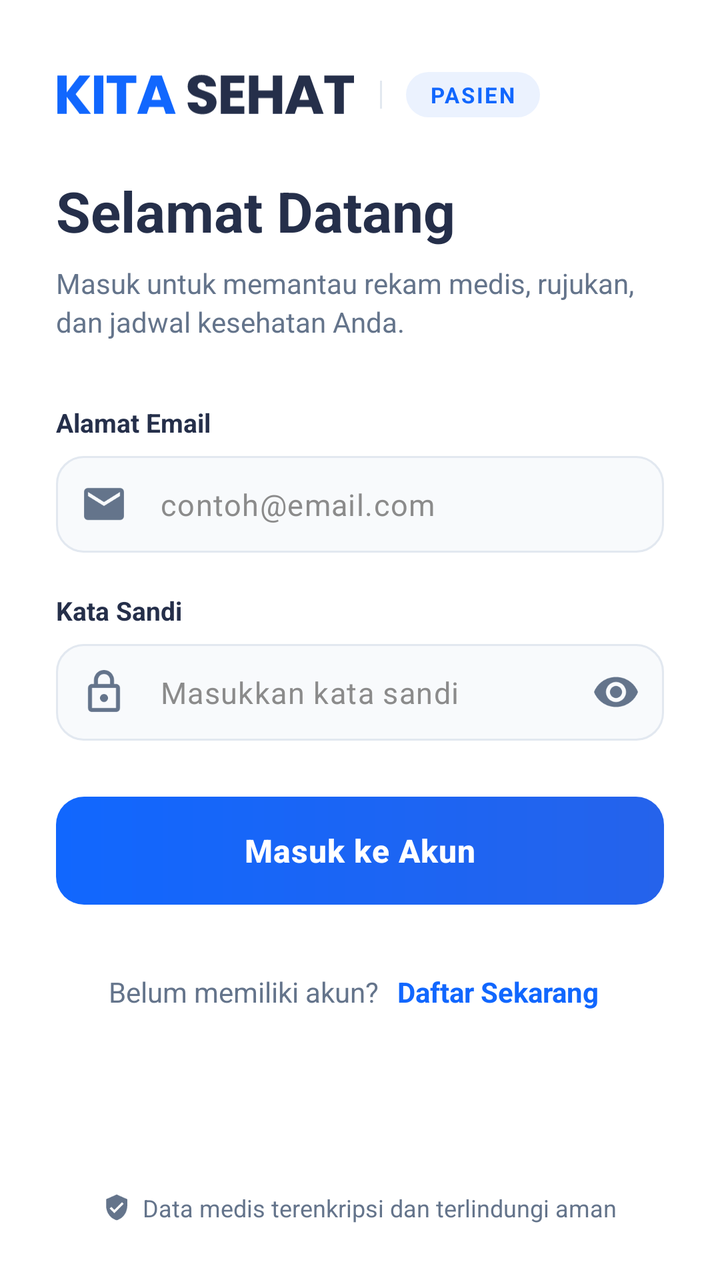
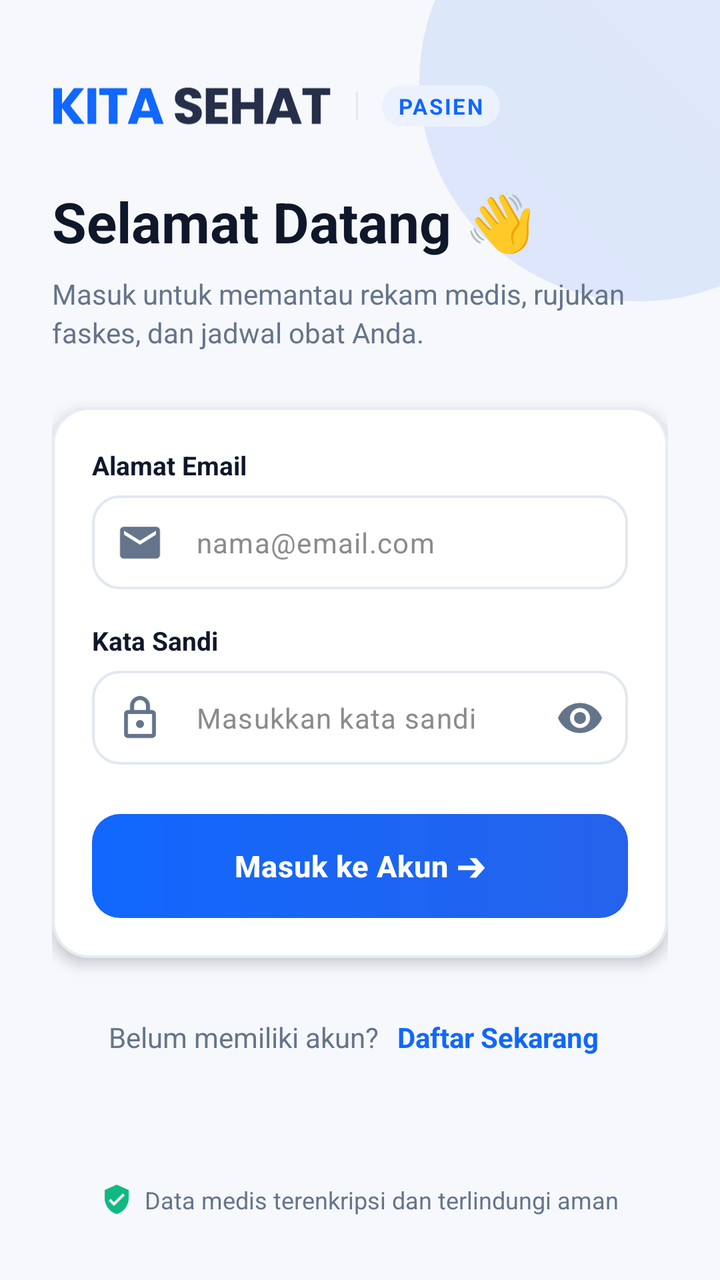

Before-and-after screenshots of an Android layout around one commit, followed by the original layout XML and the change that was made.
<!-- AndroidManifest.xml: application theme Theme.PatientMobileApp -->
<!-- res/layout/activity_login.xml -->
<?xml version="1.0" encoding="utf-8"?>
<androidx.constraintlayout.widget.ConstraintLayout xmlns:android="http://schemas.android.com/apk/res/android"
    xmlns:app="http://schemas.android.com/apk/res-auto"
    xmlns:tools="http://schemas.android.com/tools"
    android:id="@+id/main"
    android:layout_width="match_parent"
    android:layout_height="match_parent"
    android:background="@color/white"
    tools:context=".LoginActivity">

    <ScrollView
        android:layout_width="match_parent"
        android:layout_height="match_parent"
        android:fillViewport="true"
        android:scrollbars="none"
        app:layout_constraintTop_toTopOf="parent"
        app:layout_constraintBottom_toBottomOf="parent"
        app:layout_constraintStart_toStartOf="parent"
        app:layout_constraintEnd_toEndOf="parent">

        <LinearLayout
            android:layout_width="match_parent"
            android:layout_height="wrap_content"
            android:orientation="vertical"
            android:paddingHorizontal="28dp"
            android:paddingTop="36dp"
            android:paddingBottom="28dp">

            
            <LinearLayout
                android:layout_width="wrap_content"
                android:layout_height="wrap_content"
                android:orientation="horizontal"
                android:gravity="center_vertical"
                android:layout_marginBottom="28dp">

                <ImageView
                    android:id="@+id/imageView2"
                    android:layout_width="150dp"
                    android:layout_height="22dp"
                    android:adjustViewBounds="true"
                    android:src="@drawable/kita_sehat"
                    android:contentDescription="Kita Sehat" />

                <View
                    android:layout_width="1dp"
                    android:layout_height="14dp"
                    android:layout_marginHorizontal="12dp"
                    android:background="@color/inputBorder" />

                <TextView
                    android:layout_width="wrap_content"
                    android:layout_height="wrap_content"
                    android:background="@drawable/badge_blue_light"
                    android:text="PASIEN"
                    android:textColor="@color/biruNeon"
                    android:textSize="11sp"
                    android:textStyle="bold"
                    android:letterSpacing="0.08" />
            </LinearLayout>

            
            <TextView
                android:id="@+id/textView"
                android:layout_width="wrap_content"
                android:layout_height="wrap_content"
                android:text="Selamat Datang"
                android:textColor="@color/biruTua"
                android:textSize="28sp"
                android:textStyle="bold" />

            <TextView
                android:layout_width="wrap_content"
                android:layout_height="wrap_content"
                android:layout_marginTop="8dp"
                android:layout_marginBottom="32dp"
                android:text="Masuk untuk memantau rekam medis, rujukan, dan jadwal kesehatan Anda."
                android:textColor="@color/textSecondary"
                android:textSize="14sp"
                android:lineSpacingExtra="3dp" />

            
            <TextView
                android:id="@+id/textView11"
                android:layout_width="wrap_content"
                android:layout_height="wrap_content"
                android:layout_marginBottom="8dp"
                android:text="Alamat Email"
                android:textColor="@color/biruTua"
                android:textSize="13sp"
                android:textStyle="bold" />

            <com.google.android.material.textfield.TextInputLayout
                android:id="@+id/tilEmail"
                style="@style/Widget.Material3.TextInputLayout.OutlinedBox"
                android:layout_width="match_parent"
                android:layout_height="wrap_content"
                android:layout_marginBottom="20dp"
                app:boxBackgroundColor="@color/inputFill"
                app:boxCornerRadiusBottomEnd="14dp"
                app:boxCornerRadiusBottomStart="14dp"
                app:boxCornerRadiusTopEnd="14dp"
                app:boxCornerRadiusTopStart="14dp"
                app:boxStrokeColor="@color/selector_input_stroke"
                app:boxStrokeWidth="1dp"
                app:boxStrokeWidthFocused="1.8dp"
                app:hintEnabled="false"
                app:startIconDrawable="@drawable/ic_mail_outline"
                app:startIconTint="@color/selector_input_icon">

                <com.google.android.material.textfield.TextInputEditText
                    android:id="@+id/editTextTextEmailAddress"
                    android:layout_width="match_parent"
                    android:layout_height="wrap_content"
                    android:hint="contoh@email.com"
                    android:inputType="textEmailAddress"
                    android:paddingVertical="14dp"
                    android:textColor="@color/textPrimary"
                    android:textColorHint="@color/abuMuda"
                    android:textSize="15sp" />
            </com.google.android.material.textfield.TextInputLayout>

            
            <TextView
                android:id="@+id/textView13"
                android:layout_width="wrap_content"
                android:layout_height="wrap_content"
                android:layout_marginBottom="8dp"
                android:text="Kata Sandi"
                android:textColor="@color/biruTua"
                android:textSize="13sp"
                android:textStyle="bold" />

            <com.google.android.material.textfield.TextInputLayout
                android:id="@+id/tilPassword"
                style="@style/Widget.Material3.TextInputLayout.OutlinedBox"
                android:layout_width="match_parent"
                android:layout_height="wrap_content"
                android:layout_marginBottom="28dp"
                app:boxBackgroundColor="@color/inputFill"
                app:boxCornerRadiusBottomEnd="14dp"
                app:boxCornerRadiusBottomStart="14dp"
                app:boxCornerRadiusTopEnd="14dp"
                app:boxCornerRadiusTopStart="14dp"
                app:boxStrokeColor="@color/selector_input_stroke"
                app:boxStrokeWidth="1dp"
                app:boxStrokeWidthFocused="1.8dp"
                app:endIconMode="password_toggle"
                app:endIconTint="@color/selector_input_icon"
                app:hintEnabled="false"
                app:startIconDrawable="@drawable/ic_lock_outline"
                app:startIconTint="@color/selector_input_icon">

                <com.google.android.material.textfield.TextInputEditText
                    android:id="@+id/editTextTextPassword"
                    android:layout_width="match_parent"
                    android:layout_height="wrap_content"
                    android:hint="Masukkan kata sandi"
                    android:inputType="textPassword"
                    android:paddingVertical="14dp"
                    android:textColor="@color/textPrimary"
                    android:textColorHint="@color/abuMuda"
                    android:textSize="15sp" />
            </com.google.android.material.textfield.TextInputLayout>

            
            <com.google.android.material.button.MaterialButton
                android:id="@+id/button"
                android:layout_width="match_parent"
                android:layout_height="54dp"
                android:background="@drawable/button_login_modern"
                app:backgroundTint="@null"
                android:text="Masuk ke Akun"
                android:textColor="@color/white"
                android:textSize="16sp"
                android:textStyle="bold"
                android:letterSpacing="0.02"
                app:cornerRadius="14dp" />

            
            <LinearLayout
                android:layout_width="wrap_content"
                android:layout_height="wrap_content"
                android:layout_gravity="center_horizontal"
                android:layout_marginTop="28dp"
                android:gravity="center_vertical"
                android:orientation="horizontal">

                <TextView
                    android:id="@+id/regisfirst"
                    android:layout_width="wrap_content"
                    android:layout_height="wrap_content"
                    android:text="Belum memiliki akun? "
                    android:textColor="@color/textSecondary"
                    android:textSize="14sp" />

                <TextView
                    android:id="@+id/regisdulu"
                    android:layout_width="wrap_content"
                    android:layout_height="wrap_content"
                    android:padding="6dp"
                    android:text="Daftar Sekarang"
                    android:textColor="@color/biruNeon"
                    android:textSize="14sp"
                    android:textStyle="bold" />
            </LinearLayout>

            
            <View
                android:layout_width="match_parent"
                android:layout_height="0dp"
                android:layout_weight="1"
                android:minHeight="36dp" />

            
            <LinearLayout
                android:layout_width="wrap_content"
                android:layout_height="wrap_content"
                android:layout_gravity="center_horizontal"
                android:layout_marginTop="16dp"
                android:gravity="center_vertical"
                android:orientation="horizontal">

                <ImageView
                    android:layout_width="14dp"
                    android:layout_height="14dp"
                    android:layout_marginEnd="6dp"
                    android:src="@drawable/ic_shield_check"
                    android:contentDescription="Terkunci Aman" />

                <TextView
                    android:layout_width="wrap_content"
                    android:layout_height="wrap_content"
                    android:text="Data medis terenkripsi dan terlindungi aman"
                    android:textColor="@color/textSecondary"
                    android:textSize="12sp" />
            </LinearLayout>
        </LinearLayout>
    </ScrollView>
</androidx.constraintlayout.widget.ConstraintLayout>
<!-- resources referenced by this layout -->
<resources>
  <color name="abuMuda">#8B8B8B</color>
  <color name="biruNeon">#1167FE</color>
  <color name="biruTua">#252F4A</color>
  <color name="inputBorder">#E2E8F0</color>
  <color name="inputFill">#F8FAFC</color>
  <color name="textPrimary">#1E293B</color>
  <color name="textSecondary">#64748B</color>
  <color name="white">#FFFFFFFF</color>
  <!-- drawable badge_blue_light (drawable) -->
  <?xml version="1.0" encoding="utf-8"?>
  <shape xmlns:android="http://schemas.android.com/apk/res/android"
      android:shape="rectangle">
      <solid android:color="@color/biruPill" />
      <corners android:radius="20dp" />
      <padding
          android:left="12dp"
          android:top="4dp"
          android:right="12dp"
          android:bottom="4dp" />
  </shape>
  <!-- drawable button_login_modern (drawable) -->
  <?xml version="1.0" encoding="utf-8"?>
  <ripple xmlns:android="http://schemas.android.com/apk/res/android"
      android:color="#33FFFFFF">
      <item>
          <shape android:shape="rectangle">
              <gradient
                  android:angle="0"
                  android:startColor="#1167FE"
                  android:endColor="#2563EB"
                  android:type="linear" />
              <corners android:radius="14dp" />
          </shape>
      </item>
  </ripple>
  <!-- drawable ic_mail_outline (drawable) -->
  <vector xmlns:android="http://schemas.android.com/apk/res/android"
      android:width="24dp"
      android:height="24dp"
      android:viewportWidth="24"
      android:viewportHeight="24">
    <path
        android:fillColor="#1167FE"
        android:pathData="M20,4H4C2.9,4 2.01,4.9 2.01,6L2,18C2,19.1 2.9,20 4,20H20C21.1,20 22,19.1 22,18V6C22,4.9 21.1,4 20,4ZM20,8L12,13L4,8V6L12,11L20,6V8Z"/>
  </vector>
  <!-- drawable ic_shield_check (drawable) -->
  <vector xmlns:android="http://schemas.android.com/apk/res/android"
      android:width="16dp"
      android:height="16dp"
      android:viewportWidth="24"
      android:viewportHeight="24">
    <path
        android:fillColor="#64748B"
        android:pathData="M12,1L3,5V11C3,16.55 6.84,21.74 12,23C17.16,21.74 21,16.55 21,11V5L12,1ZM10,17L6,13L7.41,11.59L10,14.17L16.59,7.58L18,9L10,17Z"/>
  </vector>
  <style name="Theme.PatientMobileApp" parent="Base.Theme.PatientMobileApp" />
  <color name="biruPill">#EBF2FE</color>
  <style name="Base.Theme.PatientMobileApp" parent="Theme.Material3.DayNight.NoActionBar">
          
          <item name="colorPrimary">@color/biruTua</item>
          <item name="actionBarTheme">@style/ThemeOverlay.Material3.ActionBar</item>
          <item name="android:windowBackground">@color/abu</item>
          <item name="android:forceDarkAllowed" tools:targetApi="q">false</item>
      </style>
  <color name="abu">#F0F4F8</color>
  <!-- unchanged entries left out for length: 2 -->
</resources>

<!-- the commit's change to res/layout/activity_login.xml (unified diff, before → after) -->
@@ -5,42 +5,56 @@
     android:id="@+id/main"
     android:layout_width="match_parent"
     android:layout_height="match_parent"
-    android:background="@color/white"
+    android:background="@color/bg_main"
     tools:context=".LoginActivity">
 
+    
+    <View
+        android:layout_width="220dp"
+        android:layout_height="220dp"
+        android:layout_marginTop="-70dp"
+        android:layout_marginEnd="-70dp"
+        android:background="@drawable/shape_circle_blue"
+        android:alpha="0.12"
+        app:layout_constraintEnd_toEndOf="parent"
+        app:layout_constraintTop_toTopOf="parent" />
+
     <ScrollView
+        android:id="@+id/loginScrollView"
         android:layout_width="match_parent"
         android:layout_height="match_parent"
         android:fillViewport="true"
+        android:overScrollMode="ifContentScrolls"
         android:scrollbars="none"
-        app:layout_constraintTop_toTopOf="parent"
         app:layout_constraintBottom_toBottomOf="parent"
+        app:layout_constraintEnd_toEndOf="parent"
         app:layout_constraintStart_toStartOf="parent"
-        app:layout_constraintEnd_toEndOf="parent">
+        app:layout_constraintTop_toTopOf="parent">
 
         <LinearLayout
             android:layout_width="match_parent"
             android:layout_height="wrap_content"
             android:orientation="vertical"
-            android:paddingHorizontal="28dp"
-            android:paddingTop="36dp"
-            android:paddingBottom="28dp">
-
-            
-            <LinearLayout
+            android:paddingHorizontal="26dp"
+            android:paddingTop="42dp"
+            android:paddingBottom="32dp">
+
+            
+            <LinearLayout
+                android:id="@+id/loginBrandRow"
                 android:layout_width="wrap_content"
                 android:layout_height="wrap_content"
-                android:orientation="horizontal"
+                android:layout_marginBottom="28dp"
                 android:gravity="center_vertical"
-                android:layout_marginBottom="28dp">
+                android:orientation="horizontal">
 
                 <ImageView
                     android:id="@+id/imageView2"
-                    android:layout_width="150dp"
+                    android:layout_width="140dp"
                     android:layout_height="22dp"
                     android:adjustViewBounds="true"
-                    android:src="@drawable/kita_sehat"
-                    android:contentDescription="Kita Sehat" />
+                    android:contentDescription="Kita Sehat"
+                    android:src="@drawable/kita_sehat" />
 
                 <View
                     android:layout_width="1dp"
@@ -52,137 +66,161 @@
                     android:layout_width="wrap_content"
                     android:layout_height="wrap_content"
                     android:background="@drawable/badge_blue_light"
+                    android:letterSpacing="0.08"
+                    android:paddingHorizontal="8dp"
+                    android:paddingVertical="3dp"
                     android:text="PASIEN"
                     android:textColor="@color/biruNeon"
                     android:textSize="11sp"
+                    android:textStyle="bold" />
+            </LinearLayout>
+
+            
+            <LinearLayout
+                android:id="@+id/loginHeadlineSection"
+                android:layout_width="match_parent"
+                android:layout_height="wrap_content"
+                android:orientation="vertical">
+
+                <TextView
+                    android:id="@+id/textView"
+                    android:layout_width="wrap_content"
+                    android:layout_height="wrap_content"
+                    android:text="Selamat Datang 👋"
+                    android:textColor="@color/textPrimary"
+                    android:textSize="28sp"
+                    android:textStyle="bold" />
+
+                <TextView
+                    android:layout_width="wrap_content"
+                    android:layout_height="wrap_content"
+                    android:layout_marginTop="8dp"
+                    android:layout_marginBottom="28dp"
+                    android:lineSpacingExtra="3dp"
+                    android:text="Masuk untuk memantau rekam medis, rujukan faskes, dan jadwal obat Anda."
+                    android:textColor="@color/textSecondary"
+                    android:textSize="14sp" />
+            </LinearLayout>
+
+            
+            <LinearLayout
+                android:id="@+id/loginCardContainer"
+                android:layout_width="match_parent"
+                android:layout_height="wrap_content"
+                android:background="@drawable/shape_bulletin_card"
+                android:elevation="4dp"
+                android:orientation="vertical"
+                android:padding="20dp">
+
+                
+                <TextView
+                    android:id="@+id/textView11"
+                    android:layout_width="wrap_content"
+                    android:layout_height="wrap_content"
+                    android:layout_marginBottom="6dp"
+                    android:text="Alamat Email"
+                    android:textColor="@color/textPrimary"
+                    android:textSize="13sp"
+                    android:textStyle="bold" />
+
+                <com.google.android.material.textfield.TextInputLayout
+                    android:id="@+id/tilEmail"
+                    style="@style/Widget.Material3.TextInputLayout.OutlinedBox"
+                    android:layout_width="match_parent"
+                    android:layout_height="wrap_content"
+                    android:layout_marginBottom="16dp"
+                    app:boxBackgroundColor="@color/white"
+                    app:boxCornerRadiusBottomEnd="14dp"
+                    app:boxCornerRadiusBottomStart="14dp"
+                    app:boxCornerRadiusTopEnd="14dp"
+                    app:boxCornerRadiusTopStart="14dp"
+                    app:boxStrokeColor="@color/selector_input_stroke"
+                    app:boxStrokeWidth="1.2dp"
+                    app:boxStrokeWidthFocused="1.8dp"
+                    app:hintEnabled="false"
+                    app:startIconDrawable="@drawable/ic_mail_outline"
+                    app:startIconTint="@color/selector_input_icon">
+
+                    <com.google.android.material.textfield.TextInputEditText
+                        android:id="@+id/editTextTextEmailAddress"
+                        android:layout_width="match_parent"
+                        android:layout_height="wrap_content"
+                        android:hint="nama@email.com"
+                        android:inputType="textEmailAddress"
+                        android:paddingVertical="14dp"
+                        android:textColor="@color/textPrimary"
+                        android:textColorHint="@color/abuMuda"
+                        android:textSize="14sp" />
+                </com.google.android.material.textfield.TextInputLayout>
+
+                
+                <TextView
+                    android:id="@+id/textView13"
+                    android:layout_width="wrap_content"
+                    android:layout_height="wrap_content"
+                    android:layout_marginBottom="6dp"
+                    android:text="Kata Sandi"
+                    android:textColor="@color/textPrimary"
+                    android:textSize="13sp"
+                    android:textStyle="bold" />
+
+                <com.google.android.material.textfield.TextInputLayout
+                    android:id="@+id/tilPassword"
+                    style="@style/Widget.Material3.TextInputLayout.OutlinedBox"
+                    android:layout_width="match_parent"
+                    android:layout_height="wrap_content"
+                    android:layout_marginBottom="24dp"
+                    app:boxBackgroundColor="@color/white"
+                    app:boxCornerRadiusBottomEnd="14dp"
+                    app:boxCornerRadiusBottomStart="14dp"
+                    app:boxCornerRadiusTopEnd="14dp"
+                    app:boxCornerRadiusTopStart="14dp"
+                    app:boxStrokeColor="@color/selector_input_stroke"
+                    app:boxStrokeWidth="1.2dp"
+                    app:boxStrokeWidthFocused="1.8dp"
+                    app:endIconMode="password_toggle"
+                    app:endIconTint="@color/selector_input_icon"
+                    app:hintEnabled="false"
+                    app:startIconDrawable="@drawable/ic_lock_outline"
+                    app:startIconTint="@color/selector_input_icon">
+
+                    <com.google.android.material.textfield.TextInputEditText
+                        android:id="@+id/editTextTextPassword"
+                        android:layout_width="match_parent"
+                        android:layout_height="wrap_content"
+                        android:hint="Masukkan kata sandi"
+                        android:inputType="textPassword"
+                        android:paddingVertical="14dp"
+                        android:textColor="@color/textPrimary"
+                        android:textColorHint="@color/abuMuda"
+                        android:textSize="14sp" />
+                </com.google.android.material.textfield.TextInputLayout>
+
+                
+                <com.google.android.material.button.MaterialButton
+                    android:id="@+id/button"
+                    android:layout_width="match_parent"
+                    android:layout_height="52dp"
+                    android:background="@drawable/button_login_modern"
+                    android:elevation="4dp"
+                    android:letterSpacing="0.02"
+                    android:text="Masuk ke Akun ➔"
+                    android:textAllCaps="false"
+                    android:textColor="@color/white"
+                    android:textSize="15sp"
                     android:textStyle="bold"
-                    android:letterSpacing="0.08" />
-            </LinearLayout>
-
-            
-            <TextView
-                android:id="@+id/textView"
+                    app:backgroundTint="@null"
+                    app:cornerRadius="14dp" />
+
+            </LinearLayout>
+
+            
+            <LinearLayout
+                android:id="@+id/loginRegisterRow"
                 android:layout_width="wrap_content"
                 android:layout_height="wrap_content"
-                android:text="Selamat Datang"
-                android:textColor="@color/biruTua"
-                android:textSize="28sp"
-                android:textStyle="bold" />
-
-            <TextView
-                android:layout_width="wrap_content"
-                android:layout_height="wrap_content"
-                android:layout_marginTop="8dp"
-                android:layout_marginBottom="32dp"
-                android:text="Masuk untuk memantau rekam medis, rujukan, dan jadwal kesehatan Anda."
-                android:textColor="@color/textSecondary"
-                android:textSize="14sp"
-                android:lineSpacingExtra="3dp" />
-
-            
-            <TextView
-                android:id="@+id/textView11"
-                android:layout_width="wrap_content"
-                android:layout_height="wrap_content"
-                android:layout_marginBottom="8dp"
-                android:text="Alamat Email"
-                android:textColor="@color/biruTua"
-                android:textSize="13sp"
-                android:textStyle="bold" />
-
-            <com.google.android.material.textfield.TextInputLayout
-                android:id="@+id/tilEmail"
-                style="@style/Widget.Material3.TextInputLayout.OutlinedBox"
-                android:layout_width="match_parent"
-                android:layout_height="wrap_content"
-                android:layout_marginBottom="20dp"
-                app:boxBackgroundColor="@color/inputFill"
-                app:boxCornerRadiusBottomEnd="14dp"
-                app:boxCornerRadiusBottomStart="14dp"
-                app:boxCornerRadiusTopEnd="14dp"
-                app:boxCornerRadiusTopStart="14dp"
-                app:boxStrokeColor="@color/selector_input_stroke"
-                app:boxStrokeWidth="1dp"
-                app:boxStrokeWidthFocused="1.8dp"
-                app:hintEnabled="false"
-                app:startIconDrawable="@drawable/ic_mail_outline"
-                app:startIconTint="@color/selector_input_icon">
-
-                <com.google.android.material.textfield.TextInputEditText
-                    android:id="@+id/editTextTextEmailAddress"
-                    android:layout_width="match_parent"
-                    android:layout_height="wrap_content"
-                    android:hint="contoh@email.com"
-                    android:inputType="textEmailAddress"
-                    android:paddingVertical="14dp"
-                    android:textColor="@color/textPrimary"
-                    android:textColorHint="@color/abuMuda"
-                    android:textSize="15sp" />
-            </com.google.android.material.textfield.TextInputLayout>
-
-            
-            <TextView
-                android:id="@+id/textView13"
-                android:layout_width="wrap_content"
-                android:layout_height="wrap_content"
-                android:layout_marginBottom="8dp"
-                android:text="Kata Sandi"
-                android:textColor="@color/biruTua"
-                android:textSize="13sp"
-                android:textStyle="bold" />
-
-            <com.google.android.material.textfield.TextInputLayout
-                android:id="@+id/tilPassword"
-                style="@style/Widget.Material3.TextInputLayout.OutlinedBox"
-                android:layout_width="match_parent"
-                android:layout_height="wrap_content"
-                android:layout_marginBottom="28dp"
-                app:boxBackgroundColor="@color/inputFill"
-                app:boxCornerRadiusBottomEnd="14dp"
-                app:boxCornerRadiusBottomStart="14dp"
-                app:boxCornerRadiusTopEnd="14dp"
-                app:boxCornerRadiusTopStart="14dp"
-                app:boxStrokeColor="@color/selector_input_stroke"
-                app:boxStrokeWidth="1dp"
-                app:boxStrokeWidthFocused="1.8dp"
-                app:endIconMode="password_toggle"
-                app:endIconTint="@color/selector_input_icon"
-                app:hintEnabled="false"
-                app:startIconDrawable="@drawable/ic_lock_outline"
-                app:startIconTint="@color/selector_input_icon">
-
-                <com.google.android.material.textfield.TextInputEditText
-                    android:id="@+id/editTextTextPassword"
-                    android:layout_width="match_parent"
-                    android:layout_height="wrap_content"
-                    android:hint="Masukkan kata sandi"
-                    android:inputType="textPassword"
-                    android:paddingVertical="14dp"
-                    android:textColor="@color/textPrimary"
-                    android:textColorHint="@color/abuMuda"
-                    android:textSize="15sp" />
-            </com.google.android.material.textfield.TextInputLayout>
-
-            
-            <com.google.android.material.button.MaterialButton
-                android:id="@+id/button"
-                android:layout_width="match_parent"
-                android:layout_height="54dp"
-                android:background="@drawable/button_login_modern"
-                app:backgroundTint="@null"
-                android:text="Masuk ke Akun"
-                android:textColor="@color/white"
-                android:textSize="16sp"
-                android:textStyle="bold"
-                android:letterSpacing="0.02"
-                app:cornerRadius="14dp" />
-
-            
-            <LinearLayout
-                android:layout_width="wrap_content"
-                android:layout_height="wrap_content"
                 android:layout_gravity="center_horizontal"
-                android:layout_marginTop="28dp"
+                android:layout_marginTop="24dp"
                 android:gravity="center_vertical"
                 android:orientation="horizontal">
 
@@ -198,6 +236,9 @@
                     android:id="@+id/regisdulu"
                     android:layout_width="wrap_content"
                     android:layout_height="wrap_content"
+                    android:background="?attr/selectableItemBackgroundBorderless"
+                    android:clickable="true"
+                    android:focusable="true"
                     android:padding="6dp"
                     android:text="Daftar Sekarang"
                     android:textColor="@color/biruNeon"
@@ -210,7 +251,7 @@
                 android:layout_width="match_parent"
                 android:layout_height="0dp"
                 android:layout_weight="1"
-                android:minHeight="36dp" />
+                android:minHeight="28dp" />
 
             
             <LinearLayout
@@ -222,11 +263,12 @@
                 android:orientation="horizontal">
 
                 <ImageView
-                    android:layout_width="14dp"
-                    android:layout_height="14dp"
+                    android:layout_width="16dp"
+                    android:layout_height="16dp"
                     android:layout_marginEnd="6dp"
+                    android:contentDescription="Terkunci Aman"
                     android:src="@drawable/ic_shield_check"
-                    android:contentDescription="Terkunci Aman" />
+                    app:tint="@color/feature_emerald_start" />
 
                 <TextView
                     android:layout_width="wrap_content"
@@ -237,4 +279,5 @@
             </LinearLayout>
         </LinearLayout>
     </ScrollView>
+
 </androidx.constraintlayout.widget.ConstraintLayout>
<!-- resource entries referenced after the edit -->
@@ -1,11 +1,11 @@
 <!-- resources referenced by this layout -->
 <resources>
   <color name="abuMuda">#8B8B8B</color>
+  <color name="bg_main">#F6F8FC</color>
   <color name="biruNeon">#1167FE</color>
-  <color name="biruTua">#252F4A</color>
+  <color name="feature_emerald_start">#10B981</color>
   <color name="inputBorder">#E2E8F0</color>
-  <color name="inputFill">#F8FAFC</color>
-  <color name="textPrimary">#1E293B</color>
+  <color name="textPrimary">#0F172A</color>
   <color name="textSecondary">#64748B</color>
   <color name="white">#FFFFFFFF</color>
   <!-- drawable badge_blue_light (drawable) -->
@@ -55,16 +55,46 @@
         android:fillColor="#64748B"
         android:pathData="M12,1L3,5V11C3,16.55 6.84,21.74 12,23C17.16,21.74 21,16.55 21,11V5L12,1ZM10,17L6,13L7.41,11.59L10,14.17L16.59,7.58L18,9L10,17Z"/>
   </vector>
+  <!-- drawable shape_bulletin_card (drawable) -->
+  <?xml version="1.0" encoding="utf-8"?>
+  <ripple xmlns:android="http://schemas.android.com/apk/res/android"
+      android:color="#152563EB">
+      <item>
+          <shape android:shape="rectangle">
+              <solid android:color="@color/card_bg_pure" />
+              <corners android:radius="18dp" />
+              <stroke
+                  android:width="1.2dp"
+                  android:color="@color/card_stroke" />
+          </shape>
+      </item>
+  </ripple>
+  <!-- drawable shape_circle_blue (drawable) -->
+  <?xml version="1.0" encoding="utf-8"?>
+  <shape xmlns:android="http://schemas.android.com/apk/res/android"
+      android:shape="oval">
+      <gradient
+          android:angle="45"
+          android:startColor="@color/feature_blue_start"
+          android:endColor="@color/feature_blue_end"
+          android:type="linear" />
+      <size
+          android:width="48dp"
+          android:height="48dp" />
+  </shape>
   <style name="Theme.PatientMobileApp" parent="Base.Theme.PatientMobileApp" />
   <color name="biruPill">#EBF2FE</color>
+  <color name="card_bg_pure">#FFFFFF</color>
+  <color name="card_stroke">#E6ECF5</color>
+  <color name="feature_blue_start">#2563EB</color>
+  <color name="feature_blue_end">#3B82F6</color>
   <style name="Base.Theme.PatientMobileApp" parent="Theme.Material3.DayNight.NoActionBar">
           
-          <item name="colorPrimary">@color/biruTua</item>
+          <item name="colorPrimary">@color/biruNeon</item>
           <item name="actionBarTheme">@style/ThemeOverlay.Material3.ActionBar</item>
-          <item name="android:windowBackground">@color/abu</item>
+          <item name="android:windowBackground">@color/bg_main</item>
           <item name="android:forceDarkAllowed" tools:targetApi="q">false</item>
       </style>
-  <color name="abu">#F0F4F8</color>
   <!-- unchanged entries left out for length: 2 -->
 </resources>
 
